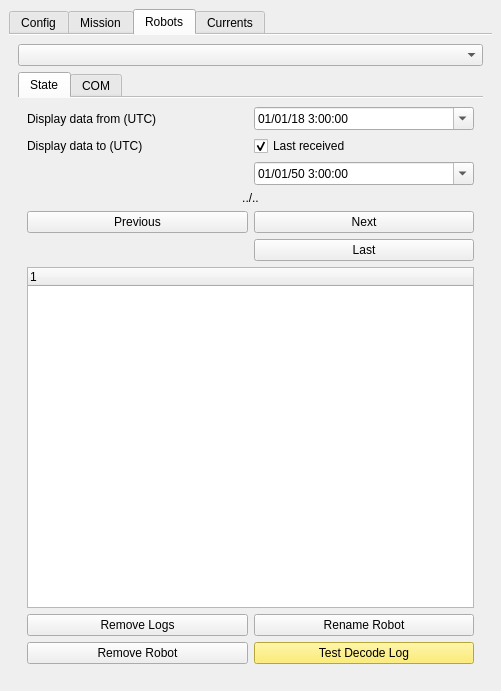
Before: the Qt Designer form seabot_dockwidget_base.ui in ThomasLeMezo/seabot2-qgis, drawn with Qt 5.
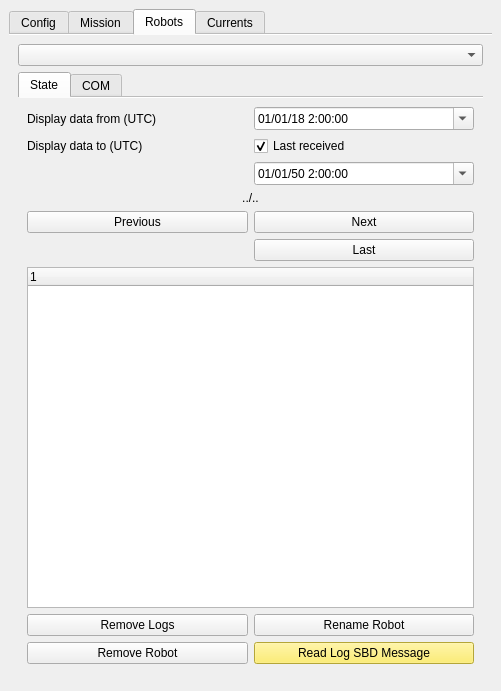
After: the same form once the commit is applied. The open tabs and pages were chosen to show the change.

Commit message: * Add capability to read sbd log file from a file

Patch:
```diff
--- a/seabot_dockwidget_base.ui
+++ b/seabot_dockwidget_base.ui
@@ -810,7 +810,7 @@
              <widget class="QDateTimeEdit" name="dateTimeEdit_state_view_start">
               <property name="dateTime">
                <datetime>
-                <hour>3</hour>
+                <hour>2</hour>
                 <minute>0</minute>
                 <second>0</second>
                 <year>2018</year>
@@ -820,7 +820,7 @@
               </property>
               <property name="minimumDateTime">
                <datetime>
-                <hour>14</hour>
+                <hour>13</hour>
                 <minute>0</minute>
                 <second>0</second>
                 <year>2014</year>
@@ -857,7 +857,7 @@
              <widget class="QDateTimeEdit" name="dateTimeEdit_state_view_end">
               <property name="dateTime">
                <datetime>
-                <hour>3</hour>
+                <hour>2</hour>
                 <minute>0</minute>
                 <second>0</second>
                 <year>2050</year>
@@ -867,7 +867,7 @@
               </property>
               <property name="minimumDateTime">
                <datetime>
-                <hour>14</hour>
+                <hour>13</hour>
                 <minute>0</minute>
                 <second>0</second>
                 <year>2014</year>
@@ -1401,7 +1401,7 @@
                </palette>
               </property>
               <property name="text">
-               <string>Test Decode Log</string>
+               <string>Read Log SBD Message</string>
               </property>
              </widget>
             </item>
```
Left out of the diff: 4 changed lines with no effect on the pictures. The commit also changes 2 other files.
